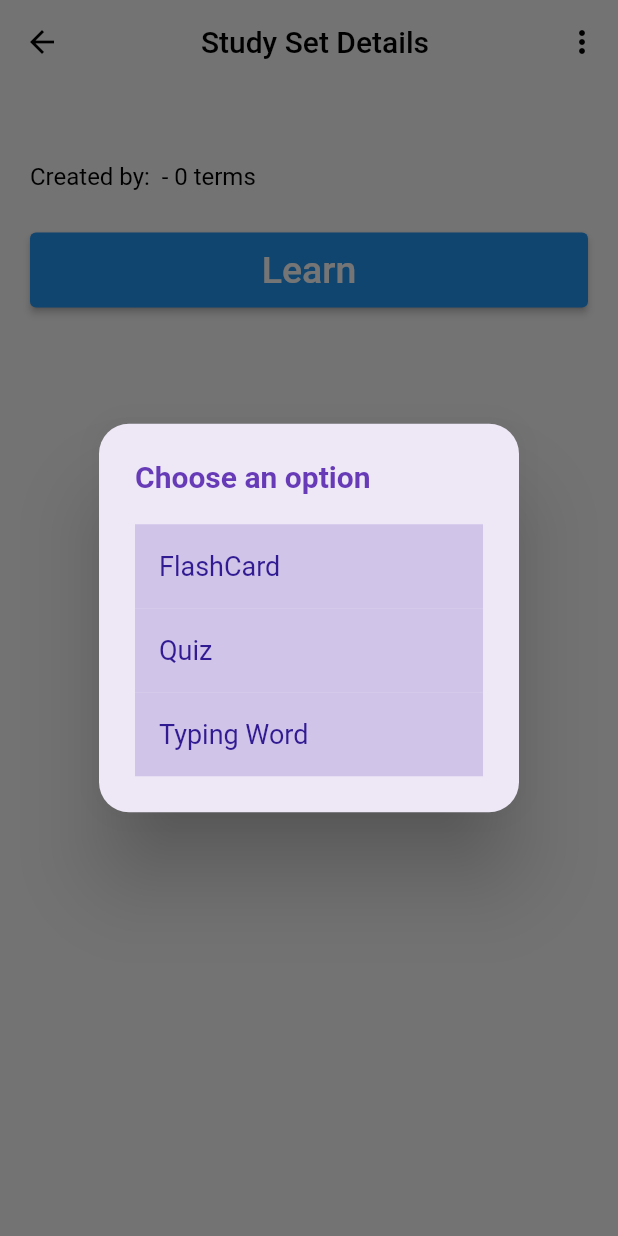
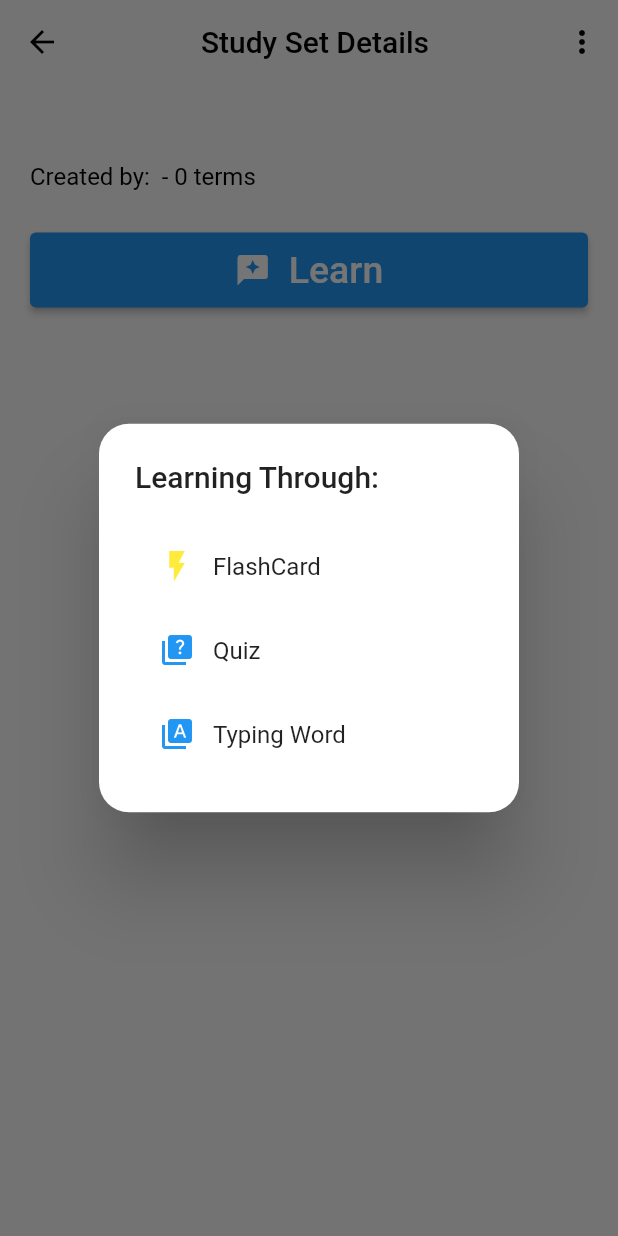
Before and after one commit to TruongGiaBao299/Final-Flutter-App, a Flutter app: the ViewStudySetScreen screen opened directly with empty values, after a tap on "Learn", on a phone screen of 412 x 824 dp. Run offline on Flutter 3.47's test engine with Material 3 defaults, Android fonts, the phone set to English and light mode, and no system bars; our stand-ins replace firebase_auth, firebase_core, flip_card, shared_preferences; accounts and stored records are empty.

Commit message:
update UI study set

```diff
--- a/exam/lib/main.dart
+++ b/exam/lib/main.dart
@@ -9,11 +9,6 @@ import 'MainScreen.dart';
 import 'package:shared_preferences/shared_preferences.dart';
 
 void main() async {
-  // var db = DBconnect();
-  // db.addQuestion(typeQuestion(
-  //     givenTitle: 'GÀ RÁN',
-  //     titleAnswer: 'Fried Chicken',
-  //     hiddenWord: 'Fr___ Ch____'));
   WidgetsFlutterBinding.ensureInitialized();
   await Firebase.initializeApp();
   bool isLoggedIn = await checkLoginStatus();
--- a/exam/lib/view_studyset_screen.dart
+++ b/exam/lib/view_studyset_screen.dart
@@ -20,21 +20,21 @@ class ViewStudySetScreen extends StatefulWidget {
 class _ViewStudySetScreenState extends State<ViewStudySetScreen> {
   String? userEmail = FirebaseAuth.instance.currentUser?.email;
   // Màu nền cho dialog
-  final Color dialogBackgroundColor = Colors.deepPurple[50]!; // Màu nền nhẹ
+//   final Color dialogBackgroundColor = Colors.deepPurple[1]!; // Màu nền nhẹ
 
-// Màu chủ đạo và kiểu chữ cho title
-  final TextStyle titleStyle = TextStyle(
-    color: Colors.deepPurple, // Màu chữ
-    fontSize: 20, // Kích thước chữ
-    fontWeight: FontWeight.bold, // Độ đậm
-  );
+// // Màu chủ đạo và kiểu chữ cho title
+//   final TextStyle titleStyle = TextStyle(
+//     color: Colors.deepPurple, // Màu chữ
+//     fontSize: 20, // Kích thước chữ
+//     fontWeight: FontWeight.bold, // Độ đậm
+//   );
 
-// Màu chủ đạo cho các nút trong dialog
-  final Color tileColor = Colors.deepPurple[100]!;
-  final TextStyle tileTextStyle = TextStyle(
-    color: Colors.deepPurple[900], // Màu chữ đậm
-    fontSize: 18, // Kích thước chữ
-  );
+// // Màu chủ đạo cho các nút trong dialog
+//   final Color tileColor = Colors.deepPurple[100]!;
+//   final TextStyle tileTextStyle = TextStyle(
+//     color: Colors.deepPurple[900], // Màu chữ đậm
+//     fontSize: 18, // Kích thước chữ
+//   );
 
   @override
   Widget build(BuildContext context) {
@@ -112,16 +112,25 @@ class _ViewStudySetScreenState extends State<ViewStudySetScreen> {
                           context: context,
                           builder: (BuildContext context) {
                             return AlertDialog(
-                              backgroundColor: dialogBackgroundColor,
-                              title:
-                                  Text('Choose an option', style: titleStyle),
+                              title: Text('Learning Through:'),
                               content: SingleChildScrollView(
                                 child: ListBody(
                                   children: <Widget>[
                                     ListTile(
-                                      tileColor: tileColor,
-                                      title: Text('FlashCard',
-                                          style: tileTextStyle),
+                                      title: Row(
+                                        children: [
+                                          Icon(
+                                            Icons.flash_on,
+                                            color: Colors.yellow,
+                                          ),
+                                          SizedBox(
+                                            width: 12,
+                                          ),
+                                          Text(
+                                            'FlashCard',
+                                          ),
+                                        ],
+                                      ),
                                       onTap: () {
                                         Navigator.pop(context);
                                         Navigator.push(
@@ -132,8 +141,20 @@ class _ViewStudySetScreenState extends State<ViewStudySetScreen> {
                                       },
                                     ),
                                     ListTile(
-                                      tileColor: tileColor,
-                                      title: Text('Quiz', style: tileTextStyle),
+                                      title: Row(
+                                        children: [
+                                          Icon(
+                                            Icons.quiz,
+                                            color: Colors.blue,
+                                          ),
+                                          SizedBox(
+                                            width: 12,
+                                          ),
+                                          Text(
+                                            'Quiz',
+                                          ),
+                                        ],
+                                      ),
                                       onTap: () {
                                         Navigator.pop(context);
                                         Navigator.push(
@@ -143,9 +164,20 @@ class _ViewStudySetScreenState extends State<ViewStudySetScreen> {
                                       },
                                     ),
                                     ListTile(
-                                      tileColor: tileColor,
-                                      title: Text('Typing Word',
-                                          style: tileTextStyle),
+                                      title: Row(
+                                        children: [
+                                          Icon(
+                                            Icons.type_specimen,
+                                            color: Colors.blue,
+                                          ),
+                                          SizedBox(
+                                            width: 12,
+                                          ),
+                                          Text(
+                                            'Typing Word',
+                                          ),
+                                        ],
+                                      ),
                                       onTap: () {
                                         Navigator.pop(context);
                                         Navigator.push(
@@ -166,8 +198,18 @@ class _ViewStudySetScreenState extends State<ViewStudySetScreen> {
                           },
                         );
                       },
-                      child: Text('Learn',
-                          style: TextStyle(color: Colors.white, fontSize: 25)),
+                      child: Row(
+                        mainAxisAlignment: MainAxisAlignment.center,
+                        children: [
+                          Icon(Icons.try_sms_star),
+                          SizedBox(
+                            width: 12,
+                          ),
+                          Text('Learn',
+                              style:
+                                  TextStyle(color: Colors.white, fontSize: 25)),
+                        ],
+                      ),
                     ),
                   ),
                 ),
```
